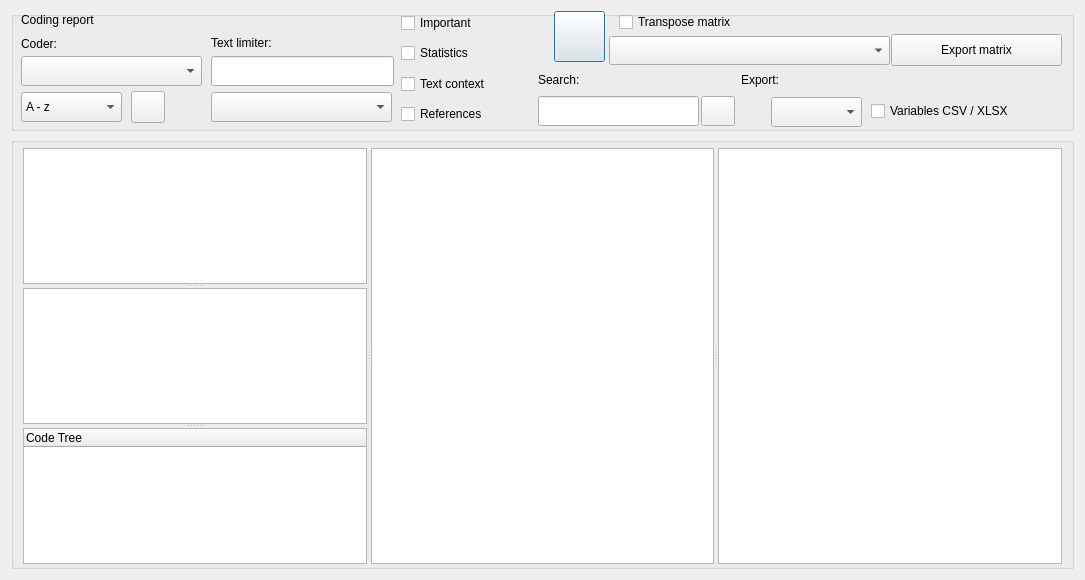
ccbogel/QualCoder, file src/GUI_UIs/ui_dialog_report_codings.ui: the form before one commit.
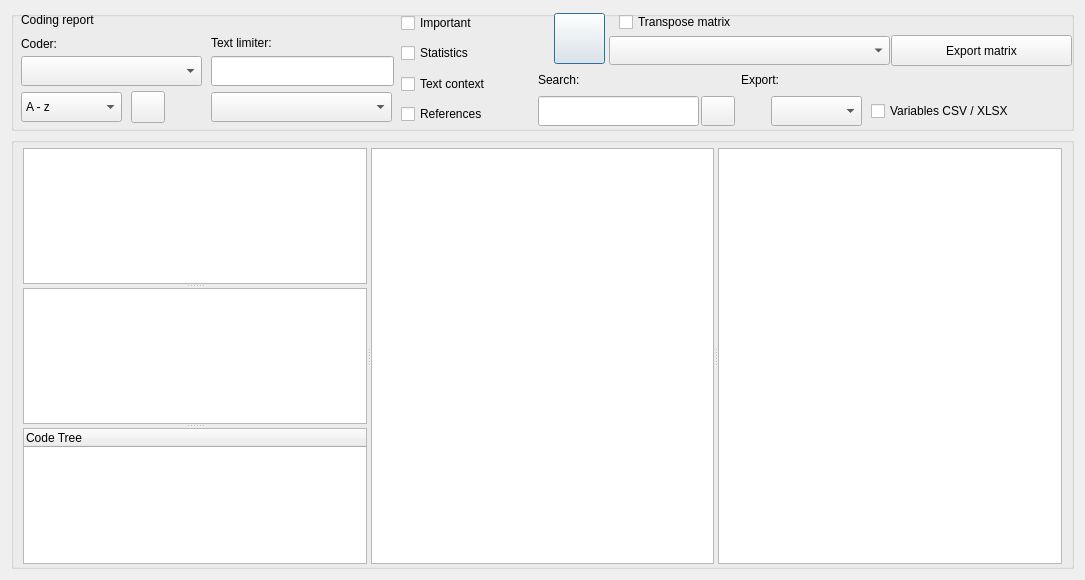
The form after the commit.

Commit message: slight widget repositioning

```diff
--- a/src/GUI_UIs/ui_dialog_report_codings.ui
+++ b/src/GUI_UIs/ui_dialog_report_codings.ui
@@ -70,7 +70,7 @@
       <property name="geometry">
        <rect>
         <x>543</x>
-        <y>0</y>
+        <y>2</y>
         <width>51</width>
         <height>51</height>
        </rect>
@@ -141,7 +141,7 @@
       <property name="geometry">
        <rect>
         <x>760</x>
-        <y>86</y>
+        <y>85</y>
         <width>91</width>
         <height>30</height>
        </rect>
@@ -418,9 +418,9 @@
       <property name="geometry">
        <rect>
         <x>880</x>
-        <y>23</y>
-        <width>171</width>
-        <height>32</height>
+        <y>24</y>
+        <width>181</width>
+        <height>31</height>
        </rect>
       </property>
       <property name="text">
```
Left out of the diff: 6 changed lines with no effect on the pictures.
